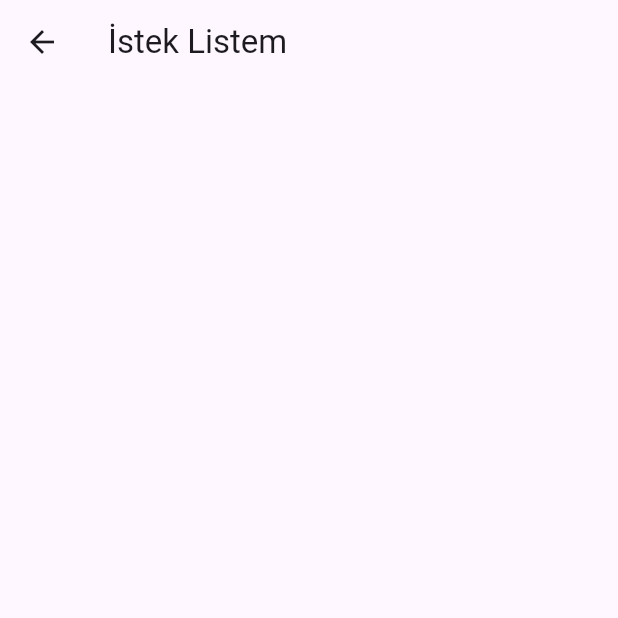
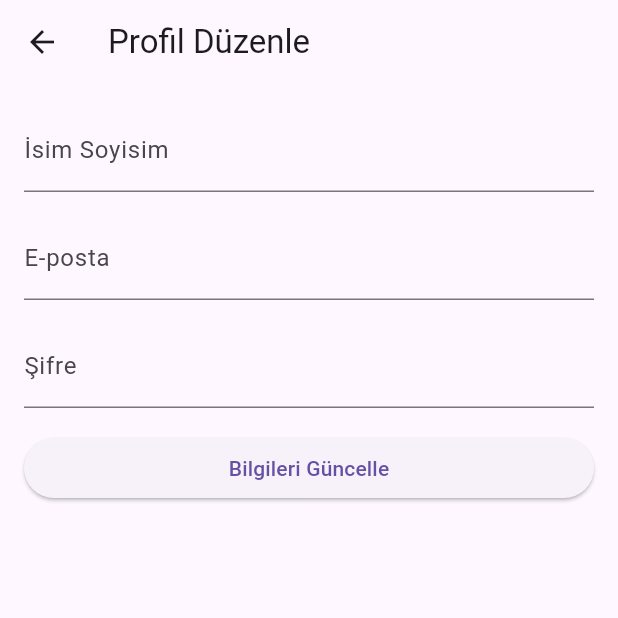
Before and after one commit to Ouzhnbozkurt/Mobil-Uygulama, a Flutter app: the Profil screen opened directly, after a tap on "Profil Düzenle", on a phone screen of 412 x 824 dp, the top half of it. Run offline on Flutter 3.47's test engine with Material 3 defaults, Android fonts, the phone set to English and light mode, and no system bars; our stand-ins replace cloud_firestore, firebase_auth, firebase_core, fluttertoast; accounts and stored records are empty.

Commit message:
Profil düzenleme eklendi.

```diff
--- a/lib/profil.dart
+++ b/lib/profil.dart
@@ -2,6 +2,7 @@ import 'package:flutter/material.dart';
 import 'package:firebase_auth/firebase_auth.dart';
 import 'package:mobil_uygulama/isteklistesi.dart';
 import 'package:mobil_uygulama/favoriurunlistesi.dart';
+import 'package:mobil_uygulama/profilduzenle.dart';
 import 'package:mobil_uygulama/main.dart';
 import 'package:mobil_uygulama/services/authService.dart';
 
@@ -29,6 +30,12 @@ class _ProfilState extends State<Profil> {
   Future<void> _updateAdminStatus() async {
     _isAdmin = _authService.isAdmin();
     setState(() {});
+  }
+
+  Future<void> _updateUser() async {
+    setState(() {
+      _userInfo = _authService.getCurrentUserInfo();
+    });
   }
 
   @override
@@ -60,9 +67,11 @@ class _ProfilState extends State<Profil> {
                               Navigator.push(
                                 context,
                                 MaterialPageRoute(
-                                  builder: (context) => const IstekListesi(),
+                                  builder: (context) => ProfilDuzenle(userInfo: _userInfo),
                                 ),
-                              );
+                              ).then((_) {
+                                _updateUser();
+                              });;
                             },
                             child: const Text(
                               'Profil Düzenle',
--- /dev/null
+++ b/lib/profilduzenle.dart
@@ -0,0 +1,99 @@
+//import 'package:firebase_auth/firebase_auth.dart';
+import 'package:flutter/material.dart';
+import 'package:mobil_uygulama/services/authService.dart';
+
+class ProfilDuzenle extends StatefulWidget {
+  final Future<Map<String, dynamic>?> userInfo;
+
+  const ProfilDuzenle({Key? key, required this.userInfo}) : super(key: key);
+
+  @override
+  _ProfilDuzenleState createState() => _ProfilDuzenleState();
+}
+
+class _ProfilDuzenleState extends State<ProfilDuzenle> {
+  //final FirebaseAuth _auth = FirebaseAuth.instance;
+  final AuthService _authService = AuthService();
+
+  late TextEditingController _nameController;
+  late TextEditingController _emailController;
+  late TextEditingController _passwordController;
+
+  void _updateUserInfo() async {
+    final userInfo = await widget.userInfo;
+
+    if (userInfo != null) {
+      final userId = userInfo["id"];
+      final name = _nameController.text;
+      final password = _passwordController.text;
+
+      if (userId != null) {
+        await _authService.updateUserInfo(
+          userId: userId,
+          name: name,
+          password: password,
+        );
+      }
+    }
+  }
+
+
+  @override
+  void initState() {
+    super.initState();
+    _nameController = TextEditingController();
+    _emailController = TextEditingController();
+    _passwordController = TextEditingController();
+
+    // widget.userInfo ile gelen bilgileri kontrolcülere yerleştir
+    widget.userInfo.then((userInfo) {
+      if (userInfo != null) {
+        _nameController.text = userInfo["name"] ?? "";
+        _emailController.text = userInfo["email"] ?? "";
+        _passwordController.text = userInfo["password"] ?? "";
+        // Şifre kontrolcüsü için işlemleri burada yapabilirsiniz
+      }
+    });
+  }
+
+  @override
+  Widget build(BuildContext context) {
+    return Scaffold(
+      appBar: AppBar(
+        title: const Text('Profil Düzenle'),
+      ),
+      body: Padding(
+        padding: const EdgeInsets.all(16.0),
+        child: Column(
+          crossAxisAlignment: CrossAxisAlignment.stretch,
+          children: [
+            TextField(
+              controller: _nameController,
+              decoration: const InputDecoration(labelText: 'İsim Soyisim'),
+            ),
+            const SizedBox(height: 16.0),
+            TextField(
+              controller: _emailController,
+              readOnly: true,
+              decoration: const InputDecoration(labelText: 'E-posta'),
+            ),
+            const SizedBox(height: 16.0),
+            TextField(
+              controller: _passwordController,
+              obscureText: false,
+              decoration: const InputDecoration(labelText: 'Şifre'),
+            ),
+            const SizedBox(height: 16.0),
+            ElevatedButton(
+              onPressed: () {
+                _updateUserInfo();
+                Navigator.pop(context);
+              },
+              child: const Text('Bilgileri Güncelle'),
+            ),
+          ],
+        ),
+      ),
+    );
+  }
+}
--- a/lib/services/authService.dart
+++ b/lib/services/authService.dart
@@ -70,12 +70,13 @@ class AuthService {
       try {
         final userData = await userCollection
             .where("email", isEqualTo: user.email)
-            .limit(1)
             .get();
 
         if (userData.docs.isNotEmpty) {
-          final userDataMap = userData.docs.first.data();
-          return userDataMap;
+          final firstDocument = userData.docs.first;
+          final userDataMap = firstDocument.data();
+          final userId = firstDocument.id;
+          return {...userDataMap, "id": userId};
         } else {
           if (kDebugMode) {
             print("Kullanıcı bilgisi bulunamadı");
@@ -93,10 +94,35 @@ class AuthService {
     return null;
   }
 
+
+  Future<void> updateUserInfo({
+    required String userId,
+    required String name,
+    required String password,
+  }) async {
+    try {
+      await userCollection.doc(userId).update({
+        "name": name,
+        "password": password,
+      });
+
+      Fluttertoast.showToast(
+          msg: "Kullanıcı bilgileri güncellendi.", toastLength: Toast.LENGTH_LONG);
+    } catch (e) {
+      Fluttertoast.showToast(
+          msg: "Kullanıcı bilgileri güncellenirken hata oluştu: $e",
+          toastLength: Toast.LENGTH_LONG);
+      if (kDebugMode) {
+        print("Kullanıcı bilgileri güncellenirken hata oluştu: $e");
+      }
+    }
+  }
+
+
   void _navigateToHomePage(BuildContext context) {
     Navigator.pushReplacement(
       context,
-      MaterialPageRoute(builder: (context) => Urunler()),
+      MaterialPageRoute(builder: (context) => const Urunler()),
     );
   }
 }
```
Also changed, not shown: lib/main.dart (+9 -2 lines).
